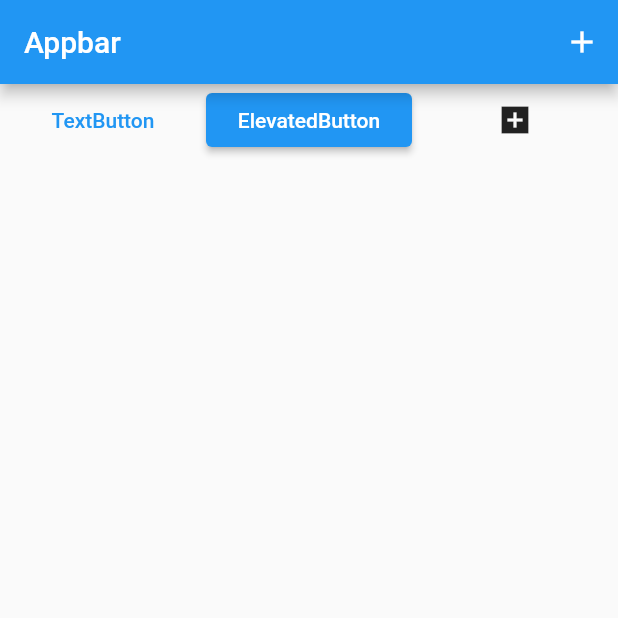
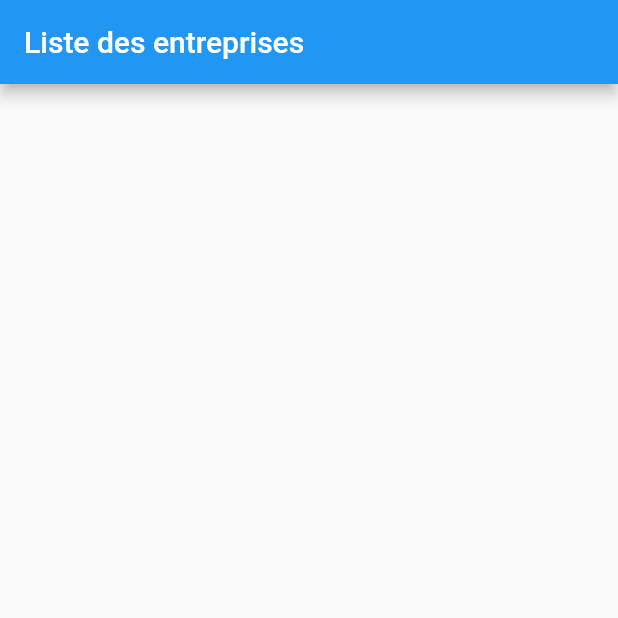
Before and after one commit to prinfray/flutter_training, a Flutter app: the screen it shows after launch, on a phone screen of 412 x 824 dp, the top half of it. Run offline on Flutter 3.47's test engine with Material 2 defaults, Android fonts, the phone set to English and light mode, and no system bars.

Commit message:
init tp 2

```diff
--- a/lib/main.dart
+++ b/lib/main.dart
@@ -37,43 +37,12 @@ class _MyHomePageState extends State<MyHomePage> {
 
     return Scaffold(
         appBar: AppBar(
-          title: const Text('Appbar'),
-          actions: <Widget>[
-            IconButton(
-                icon: const Icon(Icons.add),
-                tooltip: 'log something on the log',
-                onPressed: () {
-                  print("this is the log from the add buttton");
-                })
-          ],
+          title: const Text('Liste des entreprises'),
         ),
-        body: Row(
-  children: <Widget>[
-    Expanded(
-      child: TextButton(onPressed: () {}, child: Text('TextButton')),
-    ),
-    Expanded(
-      child:ElevatedButton(
-            onPressed: () {},
-            child: const Text('ElevatedButton'),
-          ),
-    ),
-    Expanded(
-      child: IconButton(
-        icon: Icon(Icons.add_box_sharp),
-        onPressed: (){},
-      )
-      ),
-  ],
-)
-            // ignore: sort_child_properties_last
-            // child: ListView(
-            //     children: List.generate(
-            //         100,
-            //         (int index) => ListTile(
-            //               title: Text("List Number - $index"),
-            //               trailing: Icon(Icons.arrow_forward),
-            //             ))),
+        body: Column(children: <Widget> [
+          Card()
+
+        ],)
             );
   }
 }
--- /dev/null
+++ b/lib/models/company.dart
@@ -0,0 +1,6 @@
+class Company {
+  final int id;
+  final String name;
+
+  Company(this.id, this.name);
+}
```
